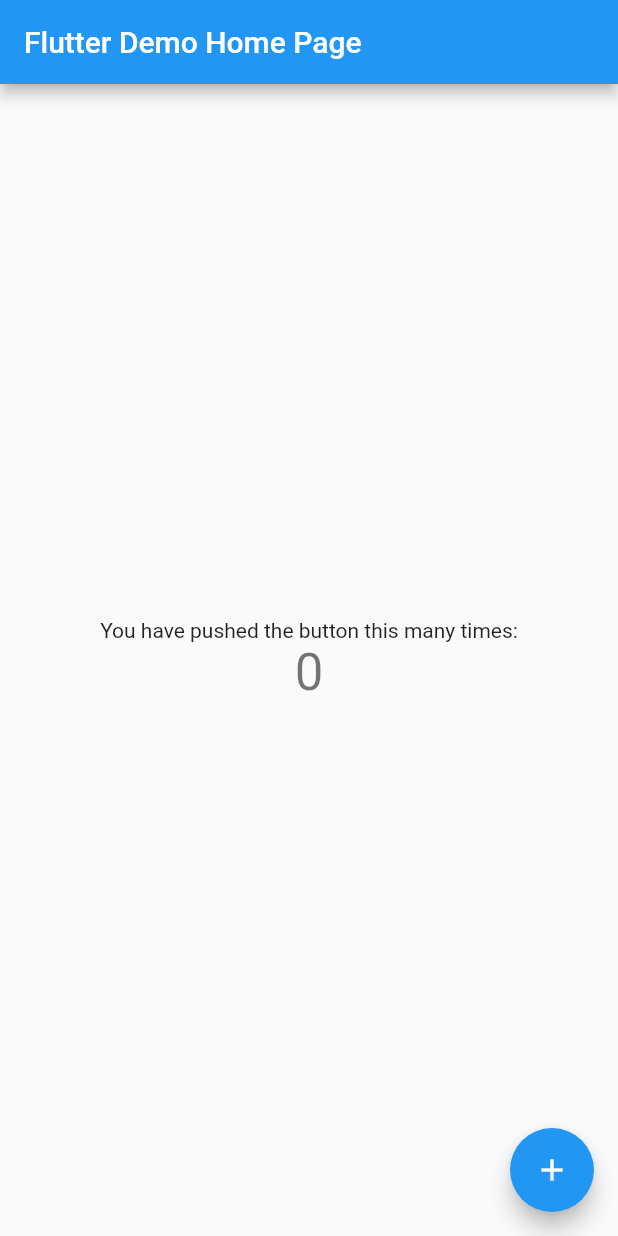
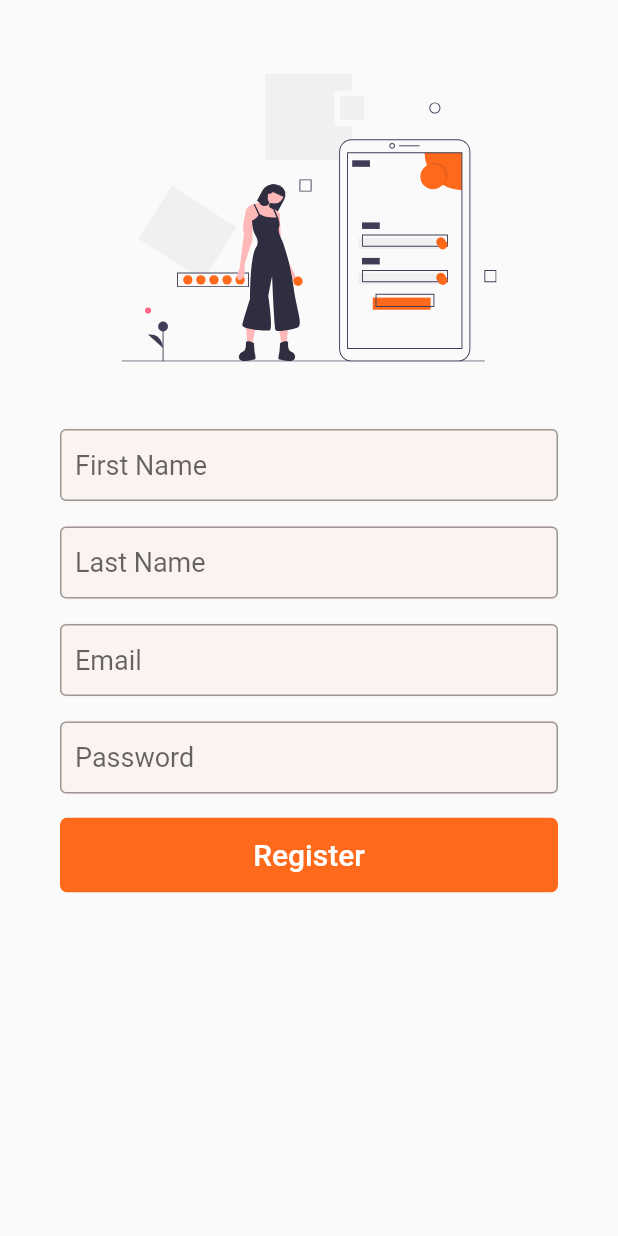
Before and after one commit to kannel-outis/blogApp, a Flutter app: the screen it shows after launch, on a phone screen of 412 x 824 dp. Run offline on Flutter 3.47's test engine with Material 2 defaults, Android fonts, the light colour scheme and no system bars; our stand-ins replace flutter_svg.

Commit message:
registration

```diff
--- a/lib/main.dart
+++ b/lib/main.dart
@@ -1,3 +1,4 @@
+import 'package:blog_app/ui/pages/registration.dart';
 import 'package:flutter/material.dart';
 
 void main() {
@@ -11,103 +12,9 @@
     return MaterialApp(
       title: 'Flutter Demo',
       theme: ThemeData(
-        // This is the theme of your application.
-        //
-        // Try running your application with "flutter run". You'll see the
-        // application has a blue toolbar. Then, without quitting the app, try
-        // changing the primarySwatch below to Colors.green and then invoke
-        // "hot reload" (press "r" in the console where you ran "flutter run",
-        // or simply save your changes to "hot reload" in a Flutter IDE).
-        // Notice that the counter didn't reset back to zero; the application
-        // is not restarted.
-        primarySwatch: Colors.blue,
+        primaryColor: Color(0xFFFF691C),
       ),
-      home: MyHomePage(title: 'Flutter Demo Home Page'),
+      home: RegistrationScreen(),
     );
   }
 }
-
-class MyHomePage extends StatefulWidget {
-  MyHomePage({Key key, this.title}) : super(key: key);
-
-  // This widget is the home page of your application. It is stateful, meaning
-  // that it has a State object (defined below) that contains fields that affect
-  // how it looks.
-
-  // This class is the configuration for the state. It holds the values (in this
-  // case the title) provided by the parent (in this case the App widget) and
-  // used by the build method of the State. Fields in a Widget subclass are
-  // always marked "final".
-
-  final String title;
-
-  @override
-  _MyHomePageState createState() => _MyHomePageState();
-}
-
-class _MyHomePageState extends State<MyHomePage> {
-  int _counter = 0;
-
-  void _incrementCounter() {
-    setState(() {
-      // This call to setState tells the Flutter framework that something has
-      // changed in this State, which causes it to rerun the build method below
-      // so that the display can reflect the updated values. If we changed
-      // _counter without calling setState(), then the build method would not be
-      // called again, and so nothing would appear to happen.
-      _counter++;
-    });
-  }
-
-  @override
-  Widget build(BuildContext context) {
-    // This method is rerun every time setState is called, for instance as done
-    // by the _incrementCounter method above.
-    //
-    // The Flutter framework has been optimized to make rerunning build methods
-    // fast, so that you can just rebuild anything that needs updating rather
-    // than having to individually change instances of widgets.
-    return Scaffold(
-      appBar: AppBar(
-        // Here we take the value from the MyHomePage object that was created by
-        // the App.build method, and use it to set our appbar title.
-        title: Text(widget.title),
-      ),
-      body: Center(
-        // Center is a layout widget. It takes a single child and positions it
-        // in the middle of the parent.
-        child: Column(
-          // Column is also a layout widget. It takes a list of children and
-          // arranges them vertically. By default, it sizes itself to fit its
-          // children horizontally, and tries to be as tall as its parent.
-          //
-          // Invoke "debug painting" (press "p" in the console, choose the
-          // "Toggle Debug Paint" action from the Flutter Inspector in Android
-          // Studio, or the "Toggle Debug Paint" command in Visual Studio Code)
-          // to see the wireframe for each widget.
-          //
-          // Column has various properties to control how it sizes itself and
-          // how it positions its children. Here we use mainAxisAlignment to
-          // center the children vertically; the main axis here is the vertical
-          // axis because Columns are vertical (the cross axis would be
-          // horizontal).
-          mainAxisAlignment: MainAxisAlignment.center,
-          children: <Widget>[
-            Text(
-              'You have pushed the button this many times:',
-            ),
-            Text(
-              '$_counter',
-              style: Theme.of(context).textTheme.headline4,
-            ),
-          ],
-        ),
-      ),
-      floatingActionButton: FloatingActionButton(
-        onPressed: _incrementCounter,
-        tooltip: 'Increment',
-        child: Icon(Icons.add),
-      ), // This trailing comma makes auto-formatting nicer for build methods.
-    );
-  }
-}
--- /dev/null
+++ b/lib/ui/customs/text_fields.dart
@@ -0,0 +1,46 @@
+import 'package:flutter/material.dart';
+
+class CustomTextFormfield extends StatelessWidget {
+  final TextEditingController controller;
+  final TextInputType keyBoardInputtype;
+  final bool obscure;
+  final String labelName;
+
+  const CustomTextFormfield(
+      {Key key,
+      this.controller,
+      this.labelName,
+      this.keyBoardInputtype,
+      this.obscure = false})
+      : super(key: key);
+  @override
+  Widget build(BuildContext context) {
+    return Container(
+      height: 50,
+      margin: EdgeInsets.only(top: 15),
+      decoration: BoxDecoration(
+        color: Color(0xFFFF691C).withOpacity(0.05),
+        borderRadius: BorderRadius.all(
+          Radius.circular(5),
+        ),
+      ),
+      child: Center(
+        child: TextField(
+          controller: controller,
+          keyboardType: keyBoardInputtype,
+          obscureText: obscure,
+          cursorColor: Color(0xFFFF691C),
+          style: TextStyle(fontSize: 18),
+          decoration: InputDecoration(
+            contentPadding: EdgeInsets.symmetric(horizontal: 10),
+            hintText: labelName,
+            border: OutlineInputBorder(),
+            focusedBorder: OutlineInputBorder(
+              borderSide: BorderSide(width: .8),
+            ),
+          ),
+        ),
+      ),
+    );
+  }
+}
--- /dev/null
+++ b/lib/ui/pages/registration.dart
@@ -0,0 +1,91 @@
+import 'package:blog_app/ui/customs/text_fields.dart';
+import 'package:flutter/material.dart';
+import 'package:flutter_svg/flutter_svg.dart';
+
+class RegistrationScreen extends StatefulWidget {
+  @override
+  _RegistrationScreenState createState() => _RegistrationScreenState();
+}
+
+class _RegistrationScreenState extends State<RegistrationScreen> {
+  TextEditingController _firstNameController;
+  TextEditingController _lastNameController;
+  TextEditingController _emailController;
+  TextEditingController _passwordController;
+  @override
+  void initState() {
+    super.initState();
+    _firstNameController = TextEditingController();
+    _lastNameController = TextEditingController();
+    _emailController = TextEditingController();
+    _passwordController = TextEditingController();
+  }
+
+  @override
+  Widget build(BuildContext context) {
+    return Scaffold(
+      body: SingleChildScrollView(
+        child: Padding(
+          padding: const EdgeInsets.symmetric(horizontal: 10, vertical: 20),
+          child: Column(
+            mainAxisAlignment: MainAxisAlignment.center,
+            children: <Widget>[
+              Center(
+                child: Container(
+                  height: 250,
+                  width: 250,
+                  child: SvgPicture.asset("assets/registration.svg"),
+                ),
+              ),
+              Container(
+                padding: EdgeInsets.symmetric(horizontal: 30),
+                height: 350,
+                // color: Colors.black,
+                child: Form(
+                  child: Column(
+                    children: [
+                      CustomTextFormfield(
+                        controller: _firstNameController,
+                        labelName: "First Name",
+                      ),
+                      CustomTextFormfield(
+                        controller: _lastNameController,
+                        labelName: "Last Name",
+                      ),
+                      CustomTextFormfield(
+                        controller: _emailController,
+                        labelName: "Email",
+                        keyBoardInputtype: TextInputType.emailAddress,
+                      ),
+                      CustomTextFormfield(
+                        controller: _passwordController,
+                        labelName: "Password",
+                        obscure: true,
+                      ),
+                      SizedBox(height: 15),
+                      ClipRRect(
+                        borderRadius: BorderRadius.circular(5),
+                        child: FlatButton(
+                          onPressed: () {},
+                          height: 50,
+                          textColor: Colors.white,
+                          color: Color(0xFFFF691C),
+                          child: Center(
+                            child: Text(
+                              "Register",
+                              style: TextStyle(fontSize: 20),
+                            ),
+                          ),
+                        ),
+                      )
+                    ],
+                  ),
+                ),
+              ),
+            ],
+          ),
+        ),
+      ),
+    );
+  }
+}
```
Also changed, not shown: pubspec.yaml (+3 -8 lines), assets/registration.svg (added), pubspec.lock, 1 other file.
